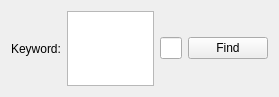
Above: Qt/TextFinder/textfinder.ui from AiMuranaka/study before the change. Below: the same form after it.
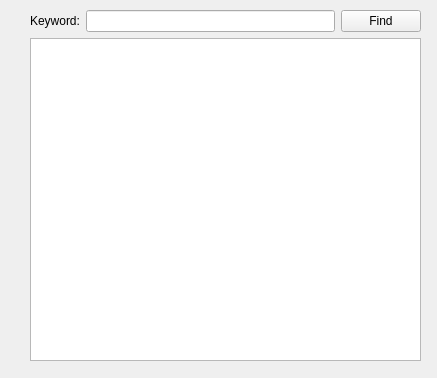
That is the form after the change.

Commit message: third correct

Diff of the .ui file:
```diff
--- a/Qt/TextFinder/textfinder.ui
+++ b/Qt/TextFinder/textfinder.ui
@@ -6,13 +6,24 @@
    <rect>
     <x>0</x>
     <y>0</y>
-    <width>279</width>
-    <height>97</height>
+    <width>437</width>
+    <height>378</height>
    </rect>
   </property>
   <property name="windowTitle">
    <string>TextFinder</string>
   </property>
+  <widget class="QWidget" name="verticalLayoutWidget">
+   <property name="geometry">
+    <rect>
+     <x>30</x>
+     <y>10</y>
+     <width>391</width>
+     <height>351</height>
+    </rect>
+   </property>
+   <layout class="QVBoxLayout" name="verticalLayout">
+    <item>
   <layout class="QHBoxLayout" name="horizontalLayout">
    <item>
     <widget class="QLabel" name="label">
@@ -21,9 +32,6 @@
      </property>
     </widget>
    </item>
-   <item>
-    <widget class="QTextEdit" name="lineEdit"/>
-   </item>
    <item>
     <widget class="QLineEdit" name="lineEdit_2"/>
    </item>
@@ -35,6 +43,12 @@
     </widget>
    </item>
   </layout>
+    </item>
+    <item>
+     <widget class="QTextEdit" name="textEdit"/>
+    </item>
+   </layout>
+  </widget>
  </widget>
  <resources/>
  <connections/>
```
Lines whose indentation alone changed are shown as unchanged. The commit also changes 2 other files.
